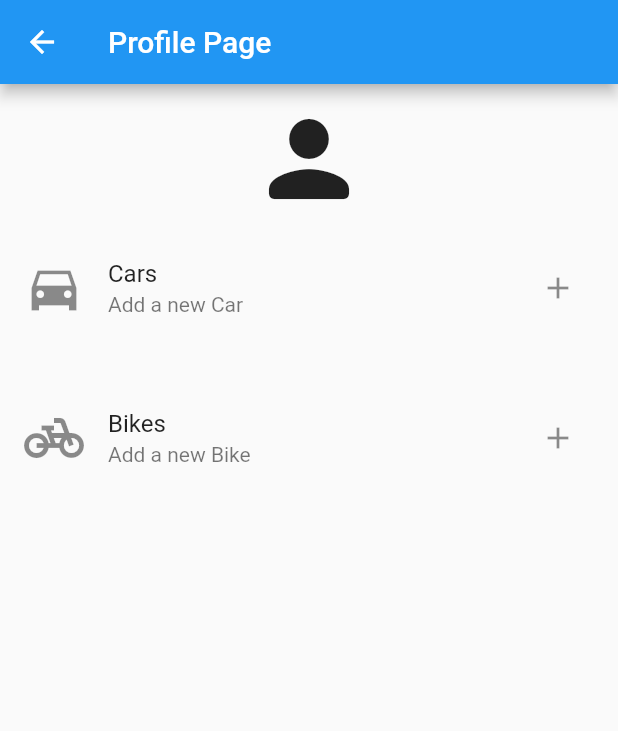
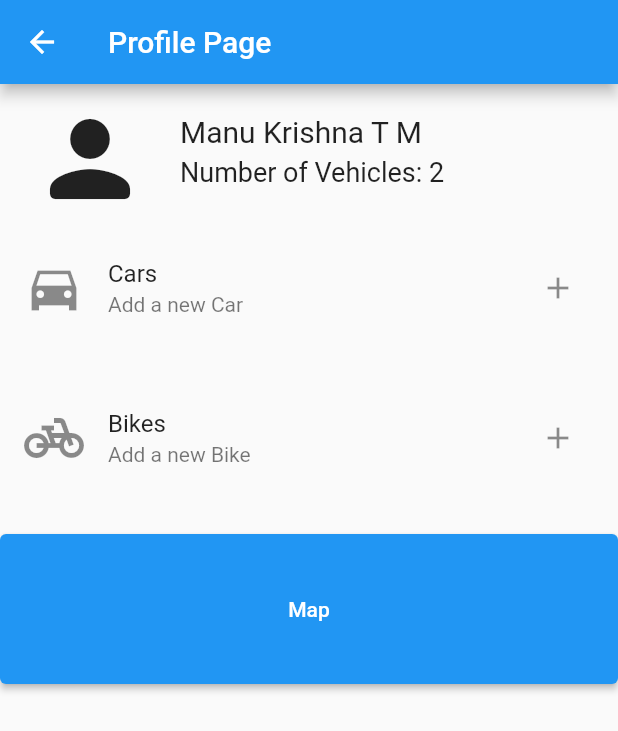
Before and after one commit to HdHydra/Smart-Parking-using-Flutter, a Flutter app: the ProfilePage screen opened directly, on a phone screen of 412 x 824 dp. Shown: the top 731 px of the screen. Run offline on Flutter 3.47's test engine with Material 2 defaults, Android fonts, the phone set to English and light mode, and no system bars.

```diff
--- a/lib/pages/add_vehicle.dart
+++ b/lib/pages/add_vehicle.dart
@@ -66,7 +66,7 @@ class AddVehicleState extends State<AddVehicle> {
                       color: Colors.blue,
                       borderRadius: BorderRadius.circular(20)),
                   child: TextButton(
-                    onPressed: () {},
+                    onPressed: () {Navigator.pop(context);},
                     child: const Text(
                       'Add',
                       style: TextStyle(color: Colors.white, fontSize: 25),
--- a/lib/pages/profile_page.dart
+++ b/lib/pages/profile_page.dart
@@ -7,6 +7,19 @@ class ProfilePage extends StatefulWidget {
 }
 
 class ProfilePageState extends State<ProfilePage> {
+  var userName = 'Manu Krishna T M';
+  var noVehicles = 2;
+
+  @override
+  void initState() {
+    // TODO: implement initState
+    super.initState();
+    setState(() {
+      userName;
+      noVehicles;
+    });
+  }
+
   @override
   Widget build(BuildContext context) {
     return Scaffold(
@@ -17,11 +30,50 @@ class ProfilePageState extends State<ProfilePage> {
         child: ListView(
           itemExtent: 100.0,
           children: [
-            Center(
-              child: Icon(
-                Icons.person_rounded,
-                size: 80,
-              ),
+            Row(
+              // crossAxisAlignment: CrossAxisAlignment.center,
+              mainAxisAlignment: MainAxisAlignment.start,
+              children: [
+                SizedBox(
+                  width: 20,
+                ),
+                Icon(
+                  Icons.person_rounded,
+                  size: 80,
+                ),
+                SizedBox(
+                  width: 20,
+                ),
+                Container(
+                  child: Column(
+                    crossAxisAlignment: CrossAxisAlignment.start,
+                    children: [
+                      SizedBox(
+                        height: 20,
+                      ),
+                      Text(
+                        '$userName',
+                        style: TextStyle(
+                          fontSize: 20,
+                        ),
+                      ),
+                      Padding(
+                        padding: const EdgeInsets.only(
+                          top: 5,
+                        ),
+                        child: Container(
+                          child: Text(
+                            'Number of Vehicles: $noVehicles',
+                            style: TextStyle(
+                              fontSize: 18,
+                            ),
+                          ),
+                        ),
+                      ),
+                    ],
+                  ),
+                ),
+              ],
             ),
             // Padding(
             //   padding: const EdgeInsets.only(top: 60.0),
@@ -65,6 +117,13 @@ class ProfilePageState extends State<ProfilePage> {
                 icon: Icon(Icons.add),
               ),
             ),
+            ElevatedButton(
+              onPressed: () {
+                // Navigator.push(
+                //     context, MaterialPageRoute(builder: (_) => ()));
+              },
+              child: Text('Map'),
+            )
           ],
         ),
       ),
--- a/pubspec.yaml
+++ b/pubspec.yaml
@@ -35,6 +35,9 @@ dependencies:
   # The following adds the Cupertino Icons font to your application.
   # Use with the CupertinoIcons class for iOS style icons.
   cupertino_icons: ^1.0.2
+  google_maps_flutter:
+  geolocator:
+  mapbox_gl:
 
 dev_dependencies:
   flutter_test:
```
Also changed, not shown: lib/pages/forgot_page.dart (+10 -7 lines), pubspec.lock, 5 other files.
